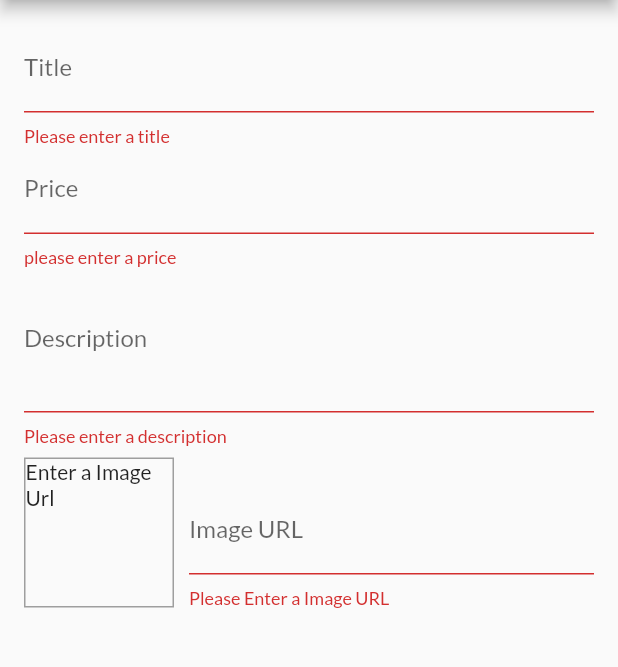
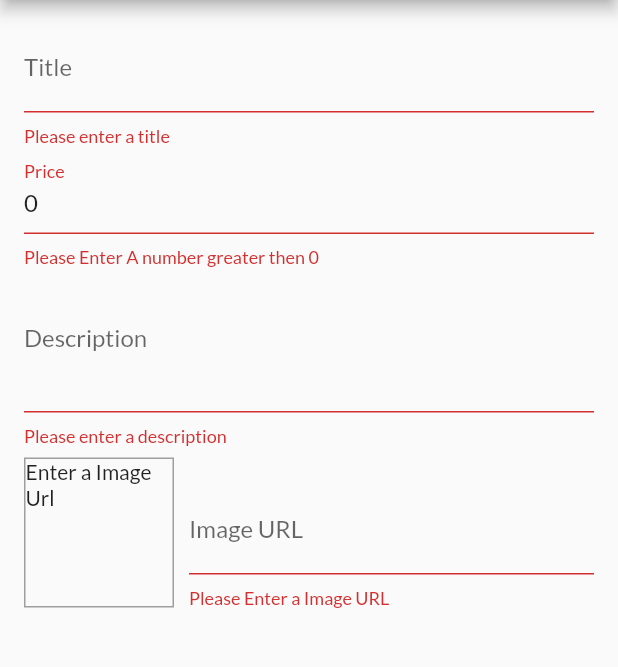
Before and after one commit to sadid369/shop_app_state_management, a Flutter app: the EditProductScreen screen opened by its route, after a tap on the "save" icon, on a phone screen of 412 x 824 dp, the part 84-751 px from its top. Run offline on Flutter 3.47's test engine with Material 2 defaults, Android fonts, the light colour scheme and no system bars; network calls fail.

Commit message:
from part completed

```diff
--- a/lib/screens/edit_product_screen.dart
+++ b/lib/screens/edit_product_screen.dart
@@ -15,12 +15,44 @@ class _EditProductScreenState extends State<EditProductScreen> {
   final _imageUrlControler = TextEditingController();
   final _imageUrlFocusNode = FocusNode();
   final _fromKey = GlobalKey<FormState>();
-  var _editedProduct =
-      Product(id: null, title: '', description: '', price: 0, imageUrl: '');
+  var _editedProduct = Product(
+    id: null,
+    title: '',
+    description: '',
+    price: 0,
+    imageUrl: '',
+  );
+  var _intialValue = {
+    'title': '',
+    'description': '',
+    'price': 0,
+    'imageUrl': '',
+  };
   @override
   void initState() {
     _imageUrlFocusNode.addListener(_updateImageUrl);
     super.initState();
+  }
+
+  var _isInIt = true;
+  @override
+  void didChangeDependencies() {
+    if (_isInIt) {
+      final productID = ModalRoute.of(context)!.settings.arguments;
+      if (productID != null) {
+        _editedProduct = Provider.of<Products>(context, listen: false)
+            .findById(productID.toString());
+        _intialValue = {
+          'title': _editedProduct.title.toString(),
+          'description': _editedProduct.description,
+          'price': _editedProduct.price.toString(),
+          'imageUrl': '',
+        };
+        _imageUrlControler.text = _editedProduct.imageUrl;
+      }
+    }
+    _isInIt = false;
+    super.didChangeDependencies();
   }
 
   @override
@@ -52,7 +84,12 @@ class _EditProductScreenState extends State<EditProductScreen> {
       return;
     }
     _fromKey.currentState?.save();
-    Provider.of<Products>(context, listen: false).addProduct(_editedProduct);
+    if (_editedProduct.id != null) {
+      Provider.of<Products>(context, listen: false)
+          .updateProduct(_editedProduct.id, _editedProduct);
+    } else {
+      Provider.of<Products>(context, listen: false).addProduct(_editedProduct);
+    }
     Navigator.of(context).pop();
   }
 
@@ -77,8 +114,10 @@ class _EditProductScreenState extends State<EditProductScreen> {
             child: ListView(
               children: [
                 TextFormField(
+                  initialValue: _intialValue['title'].toString(),
                   onSaved: (value) {
                     _editedProduct = Product(
+                       isFavorite: _editedProduct.isFavorite,
                         id: _editedProduct.id,
                         title: value!,
                         description: _editedProduct.description,
@@ -100,8 +139,10 @@ class _EditProductScreenState extends State<EditProductScreen> {
                   },
                 ),
                 TextFormField(
+                  initialValue: _intialValue['price'].toString(),
                   onSaved: (value) {
                     _editedProduct = Product(
+                      isFavorite: _editedProduct.isFavorite,
                         id: _editedProduct.id,
                         title: _editedProduct.title,
                         description: _editedProduct.description,
@@ -129,8 +170,11 @@ class _EditProductScreenState extends State<EditProductScreen> {
                   },
                 ),
                 TextFormField(
+                  initialValue: _intialValue['description'].toString(),
                   onSaved: (value) {
+
                     _editedProduct = Product(
+                      isFavorite: _editedProduct.isFavorite,
                         id: _editedProduct.id,
                         title: _editedProduct.title,
                         description: value!,
@@ -194,6 +238,7 @@ class _EditProductScreenState extends State<EditProductScreen> {
                         },
                         onSaved: (value) {
                           _editedProduct = Product(
+                            isFavorite: _editedProduct.isFavorite,
                               id: _editedProduct.id,
                               title: _editedProduct.title,
                               description: _editedProduct.description,
--- a/lib/screens/user_product_screen.dart
+++ b/lib/screens/user_product_screen.dart
@@ -27,6 +27,7 @@ class UserProductScreen extends StatelessWidget {
         itemBuilder: (ctx, i) => Column(
           children: [
             UserProduct(
+              id: productData.items[i].id,
               title: productData.items[i].title,
               imageUrl: productData.items[i].imageUrl,
             ),
```
Also changed, not shown: lib/provider/products.dart (+13 -0 lines), lib/widgets/user_product.dart (+33 -4 lines).
